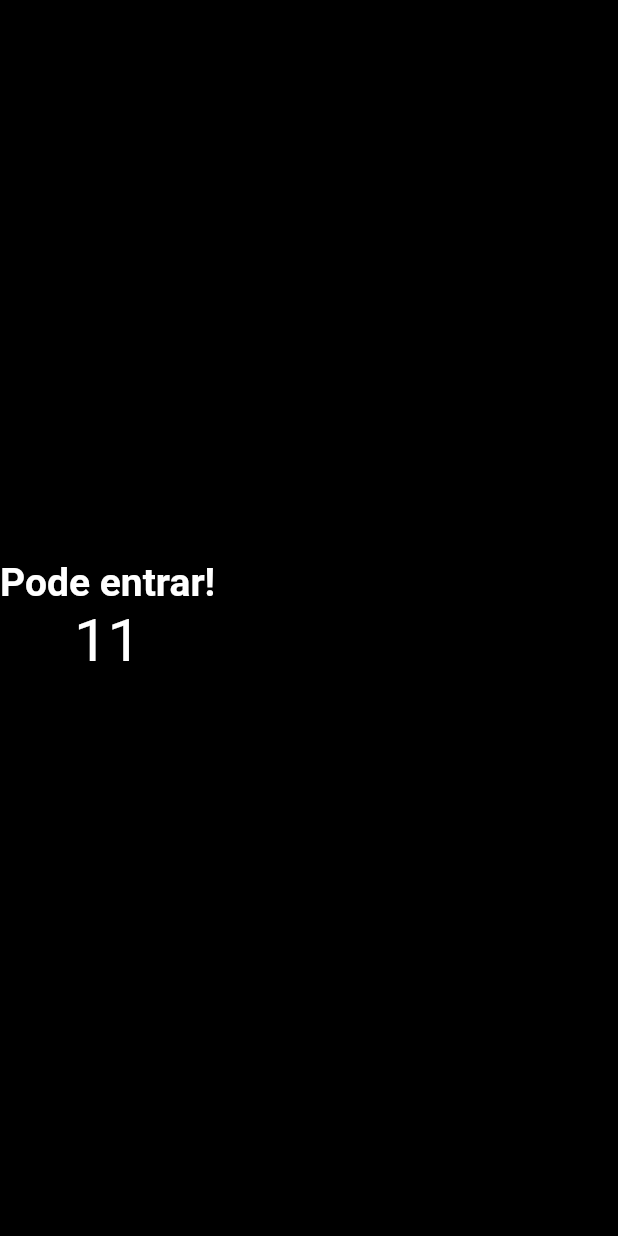
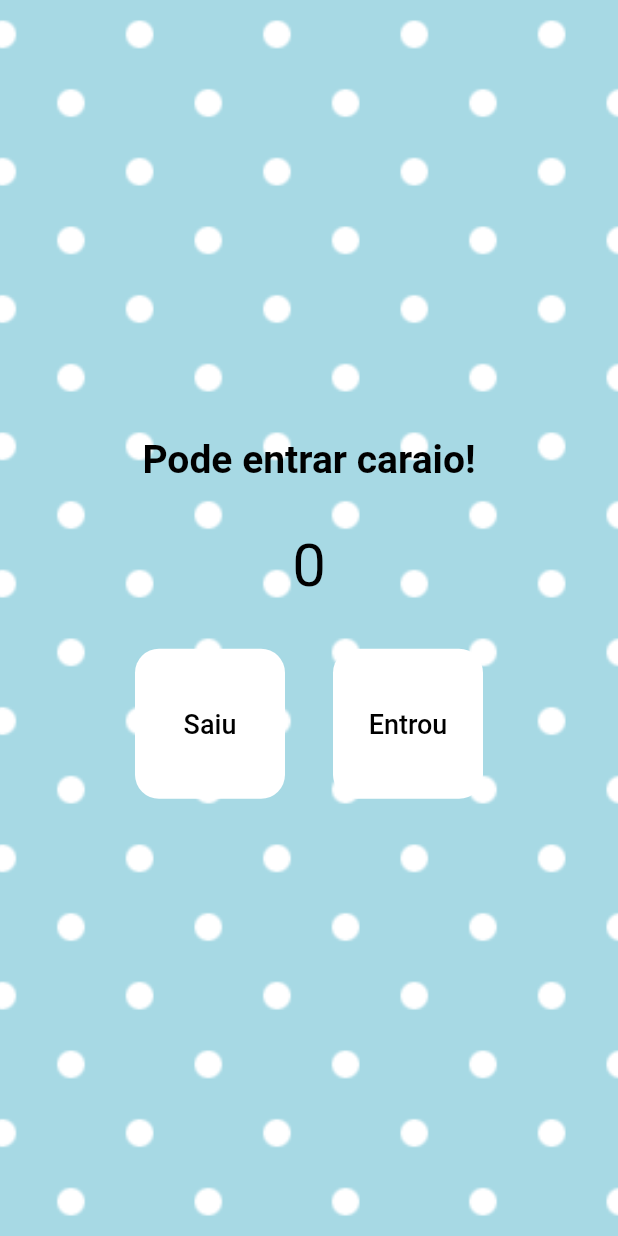
Before and after one commit to GlHenrique/flutter-counter, a Flutter app: the screen it shows after launch, on a phone screen of 412 x 824 dp. Run offline on Flutter 3.47's test engine with Material 2 defaults, Android fonts, the phone set to English and light mode, and no system bars.

Commit message:
feat: add background image

```diff
--- a/lib/main.dart
+++ b/lib/main.dart
@@ -9,30 +9,79 @@ class MyApp extends StatelessWidget {
 
   @override
   Widget build(BuildContext context) {
-    return const MaterialApp(home: HomePage());
+    return const MaterialApp(
+      home: HomePage(),
+      debugShowCheckedModeBanner: false,
+    );
   }
 }
 
 class HomePage extends StatelessWidget {
   const HomePage({Key? key}) : super(key: key);
 
+  void decrement() {
+    print('Decrement');
+  }
+
+  void increment() {
+    print('Increment');
+  }
+
   @override
   Widget build(BuildContext context) {
     return Scaffold(
-      backgroundColor: Colors.black,
-      body: Column(
-        mainAxisAlignment: MainAxisAlignment.center,
-        children: const [
-          Text(
-            'Pode entrar!',
-            style: TextStyle(
-                fontSize: 26, color: Colors.white, fontWeight: FontWeight.bold),
-          ),
-          Text(
-            '11',
-            style: TextStyle(color: Colors.white, fontSize: 40),
-          ),
-        ],
+      backgroundColor: Colors.red,
+      body: Container(
+        decoration: const BoxDecoration(
+            image: DecorationImage(
+                image: AssetImage('assets/images/background.png'),
+                fit: BoxFit.cover)),
+        child: Column(
+          mainAxisAlignment: MainAxisAlignment.center,
+          children: [
+            const Text(
+              'Pode entrar caraio!',
+              style: TextStyle(
+                  fontSize: 26,
+                  color: Colors.black,
+                  fontWeight: FontWeight.bold),
+            ),
+            const Padding(
+              padding: EdgeInsets.all(32),
+              child: Text(
+                '0',
+                style: TextStyle(color: Colors.black, fontSize: 40),
+              ),
+            ),
+            Row(
+              mainAxisAlignment: MainAxisAlignment.center,
+              children: [
+                TextButton(
+                  onPressed: decrement,
+                  style: TextButton.styleFrom(
+                      backgroundColor: Colors.white,
+                      primary: Colors.black,
+                      shape: RoundedRectangleBorder(
+                          borderRadius: BorderRadius.circular(16)),
+                      fixedSize: const Size(100, 100)),
+                  child: const Text('Saiu',
+                      style: TextStyle(color: Colors.black, fontSize: 18)),
+                ),
+                const SizedBox(width: 32),
+                TextButton(
+                    onPressed: increment,
+                    style: TextButton.styleFrom(
+                        backgroundColor: Colors.white,
+                        primary: Colors.black,
+                        shape: RoundedRectangleBorder(
+                            borderRadius: BorderRadius.circular(16)),
+                        fixedSize: const Size(100, 100)),
+                    child: const Text('Entrou',
+                        style: TextStyle(color: Colors.black, fontSize: 18))),
+              ],
+            )
+          ],
+        ),
       ),
     );
   }
--- a/pubspec.yaml
+++ b/pubspec.yaml
@@ -61,6 +61,8 @@ flutter:
   # assets:
   #   - images/a_dot_burr.jpeg
   #   - images/a_dot_ham.jpeg
+  assets:
+    - assets/images/
 
   # An image asset can refer to one or more resolution-specific "variants", see
   # https://flutter.dev/assets-and-images/#resolution-aware.
```
Also changed, not shown: assets/images/background.png (added).
